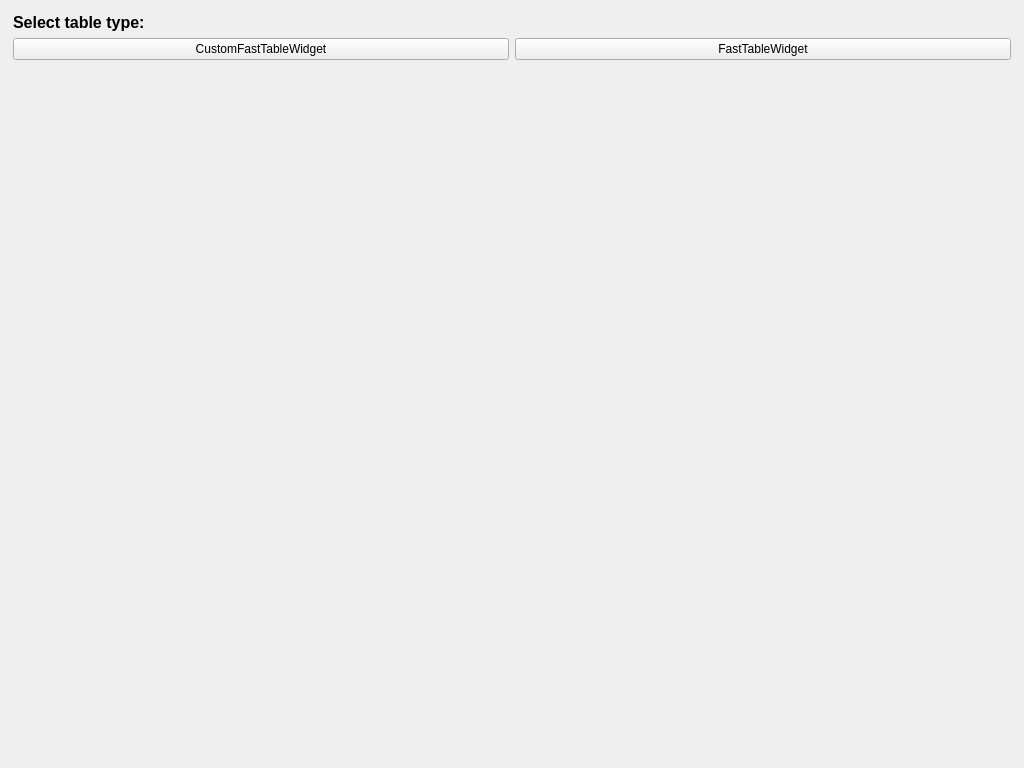
Above: src/controller/controllerdialog.ui from Gris87/Qt_FastTableWidget before the change. Below: the same form after it.
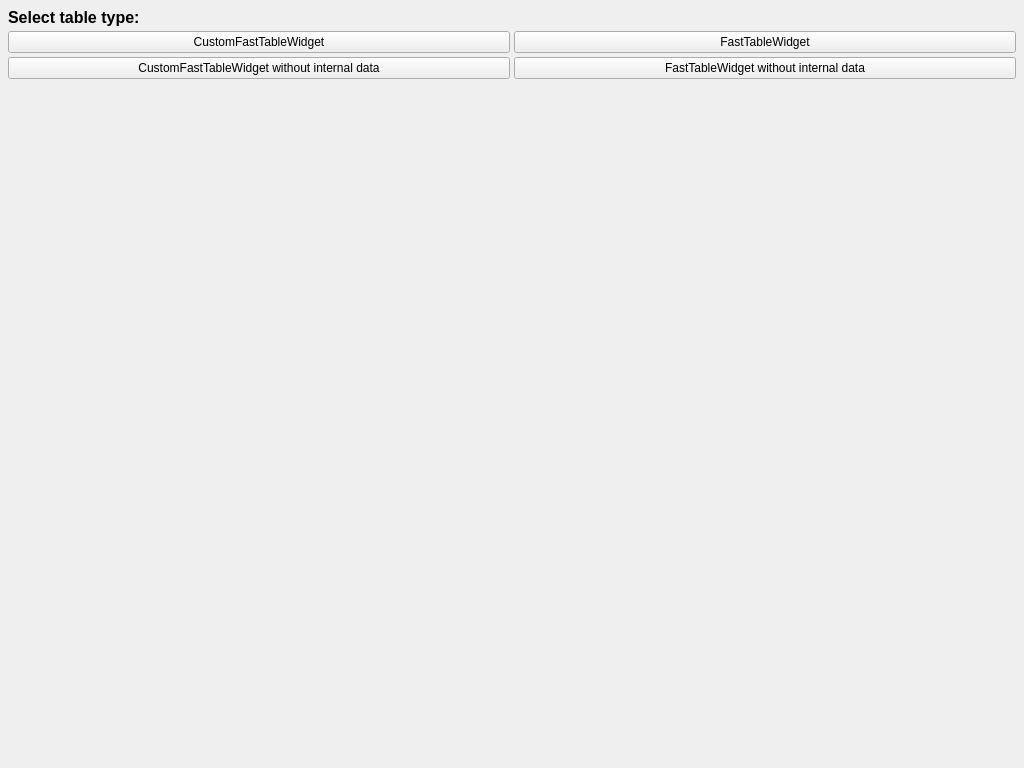
That is the form after the change. The open tabs and pages were chosen to show the change. Icons and pictures are not drawn.

Diff of the .ui file:
```diff
--- a/src/controller/controllerdialog.ui
+++ b/src/controller/controllerdialog.ui
@@ -3196,6 +3196,12 @@
      </widget>
      <widget class="QWidget" name="createPage">
       <layout class="QVBoxLayout" name="verticalLayout_2">
+       <property name="spacing">
+        <number>4</number>
+       </property>
+       <property name="margin">
+        <number>4</number>
+       </property>
        <item>
         <widget class="QLabel" name="selectTableLabel">
          <property name="font">
@@ -3212,15 +3218,56 @@
        </item>
        <item>
         <layout class="QGridLayout" name="gridLayout_9">
+         <property name="spacing">
+          <number>4</number>
+         </property>
+         <item row="1" column="2">
+          <widget class="QPushButton" name="createFastTablePersonalButton">
+           <property name="minimumSize">
+            <size>
+             <width>300</width>
+             <height>0</height>
+            </size>
+           </property>
+           <property name="text">
+            <string>FastTableWidget without internal data</string>
+           </property>
+          </widget>
+         </item>
+         <item row="1" column="0">
+          <widget class="QPushButton" name="createCustomTablePersonalButton">
+           <property name="minimumSize">
+            <size>
+             <width>300</width>
+             <height>0</height>
+            </size>
+           </property>
+           <property name="text">
+            <string>CustomFastTableWidget without internal data</string>
+           </property>
+          </widget>
+         </item>
          <item row="0" column="0">
           <widget class="QPushButton" name="createCustomTableButton">
+           <property name="minimumSize">
+            <size>
+             <width>300</width>
+             <height>0</height>
+            </size>
+           </property>
            <property name="text">
             <string>CustomFastTableWidget</string>
            </property>
           </widget>
          </item>
-         <item row="0" column="1">
+         <item row="0" column="2">
           <widget class="QPushButton" name="createFastTableButton">
+           <property name="minimumSize">
+            <size>
+             <width>300</width>
+             <height>0</height>
+            </size>
+           </property>
            <property name="text">
             <string>FastTableWidget</string>
            </property>
```
Left out of the diff: 3 changed lines with no effect on the pictures.
